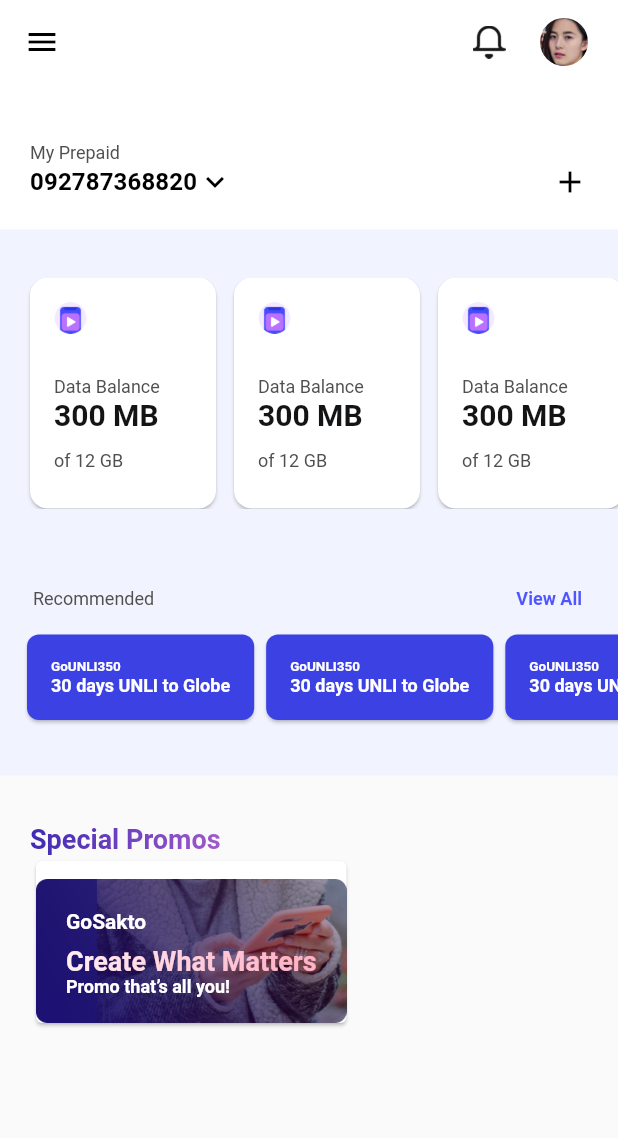
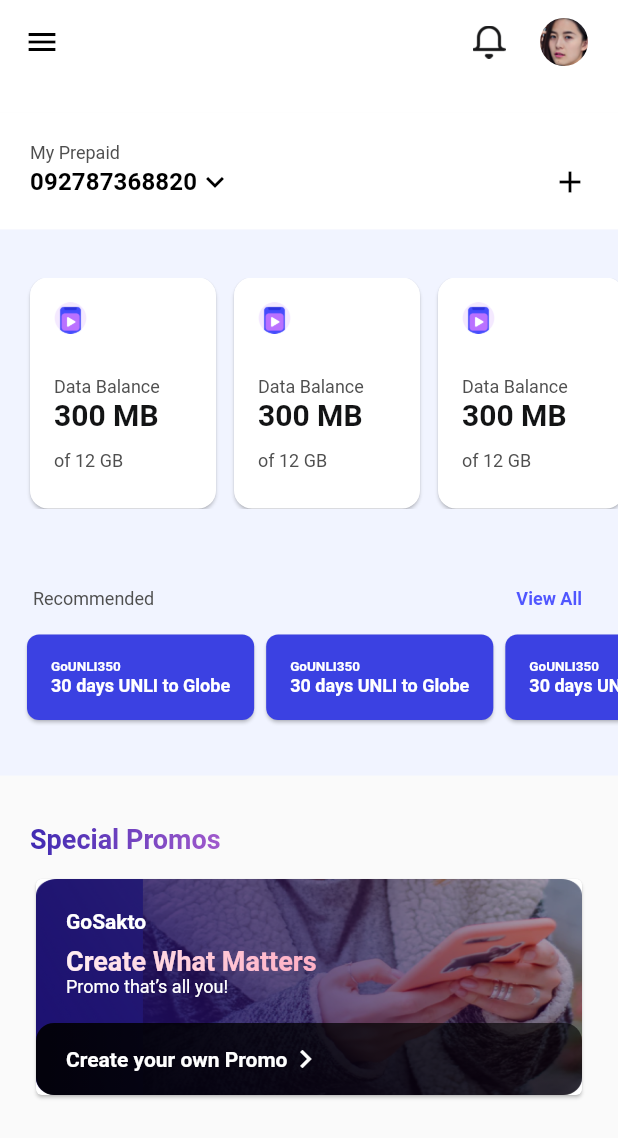
Before and after one commit to ammushajan3/globe_app, a Flutter app: the screen it shows after launch, on a phone screen of 412 x 824 dp. Shown: the top 1138 px of the screen. Run offline on Flutter 3.47's test engine with Material 2 defaults, Android fonts, the phone set to English and light mode, and no system bars.

Commit message:
special promo style changed

```diff
--- a/lib/resources/strings.dart
+++ b/lib/resources/strings.dart
@@ -14,4 +14,5 @@
   static const PROMO_NAME ='GoSakto';
   static const PROMO_TITLE ='Create What Matters';
   static const PROMO_SUBTITLE='Promo that’s all you!';
+  static const CREATE_YOUR_OWN_PROMO ='Create your own Promo';
 }
--- a/lib/widgets/dashboard_body.dart
+++ b/lib/widgets/dashboard_body.dart
@@ -14,6 +14,9 @@
   final Shader promoTitleGradient = LinearGradient(
     colors: <Color>[Color(0xFFFFFFFF), Color(0xFFFFB2C6)],
   ).createShader(Rect.fromLTWH(0.0, 0.0, 200.0, 70.0));
+  final Shader buttonGradient = LinearGradient(
+    colors: <Color>[Color.fromRGBO(0, 0, 0, 0.9), Color.fromRGBO(0, 0, 0, 0.6)],
+  ).createShader(Rect.fromLTWH(0.0, 0.0, 200.0, 70.0));
   @override
   Widget build(BuildContext context) {
     return SafeArea(
@@ -26,7 +29,7 @@
             Container(
               padding: EdgeInsets.fromLTRB(20.0, 32.0, 20.0, 36.0),
               child: Column(
-                crossAxisAlignment: CrossAxisAlignment.start,
+                crossAxisAlignment: CrossAxisAlignment.stretch,
                 children: [
                   Text(
                     Strings.SPECIAL_PROMOS,
@@ -35,21 +38,78 @@
                         fontWeight: FontWeight.bold,
                         foreground: Paint()..shader = linearGradient),
                   ),
+                  SizedBox(height:12.0),
                   Card(
                     child: Container(
-                      padding: EdgeInsets.fromLTRB(20.0, 20.0, 20.0, 17.0),
-                      margin:EdgeInsets.only(top:12.0),
+                      // padding: EdgeInsets.fromLTRB(20.0, 20.0, 20.0, 17.0),
                       decoration: BoxDecoration(
-                          image: new DecorationImage(
-                              image: new AssetImage(Images.SPECIAL_PROMO),fit: BoxFit.fill),),
+                        image: new DecorationImage(
+                            image: new AssetImage(Images.SPECIAL_PROMO),
+                            fit: BoxFit.fill),
+                      ),
                       child: Column(
                         crossAxisAlignment: CrossAxisAlignment.start,
-                          children: [
-                            Text(Strings.PROMO_NAME,style: Theme.of(context).textTheme.headline5),
-                            SizedBox(height: 8.0,),
-                            Text(Strings.PROMO_TITLE,style: TextStyle(fontSize: 18.0, fontWeight: FontWeight.bold,foreground: Paint()..shader = promoTitleGradient ),),
-                            Text(Strings.PROMO_SUBTITLE,style: Theme.of(context).textTheme.caption),
-                          ],
+                        children: [
+                          Container(
+                            padding: EdgeInsets.fromLTRB(20.0, 20.0, 20.0, 17.0),
+                            child: Column(
+                              crossAxisAlignment: CrossAxisAlignment.start,
+                              children: [
+                                Text(Strings.PROMO_NAME,
+                                    style: Theme.of(context).textTheme.headline5),
+                                SizedBox(
+                                  height: 8.0,
+                                ),
+                                Text(
+                                  Strings.PROMO_TITLE,
+                                  style: TextStyle(
+                                      fontSize: 18.0,
+                                      fontWeight: FontWeight.bold,
+                                      foreground: Paint()
+                                        ..shader = promoTitleGradient),
+                                ),
+                                Text(
+                                  Strings.PROMO_SUBTITLE,
+                                  style: Theme.of(context)
+                                      .textTheme
+                                      .subtitle1
+                                      .apply(color: AppColors.COLOR_WHITE),
+                                ),
+                              ],
+                            ),
+                          ),
+                          Container(
+                            padding: EdgeInsets.fromLTRB(20, 0, 0, 0),
+                            decoration: new BoxDecoration(
+                              borderRadius: BorderRadius.circular(12),
+                              gradient: new LinearGradient(
+                                colors: [
+                                  Color.fromRGBO(0, 0, 0, 0.9),
+                                  Color.fromRGBO(0, 0, 0, 0.6)
+                                ],
+                                begin: FractionalOffset.centerLeft,
+                                end: FractionalOffset.centerRight,
+                              ),
+                            ),
+                            child: FlatButton(
+                                padding: EdgeInsets.all(0.0),
+                                onPressed: () {
+                                  /*...*/
+                                },
+                                child: Row(
+                                  children: [
+                                    Text(Strings.CREATE_YOUR_OWN_PROMO,
+                                        style: Theme.of(context)
+                                            .textTheme
+                                            .headline5),
+                                    Icon(
+                                      Icons.chevron_right_sharp,
+                                      color: AppColors.COLOR_WHITE,
+                                    )
+                                  ],
+                                )),
+                          )
+                        ],
                       ),
                     ),
                   )
```
Also changed, not shown: lib/themes/themes.dart (+20 -5 lines).
